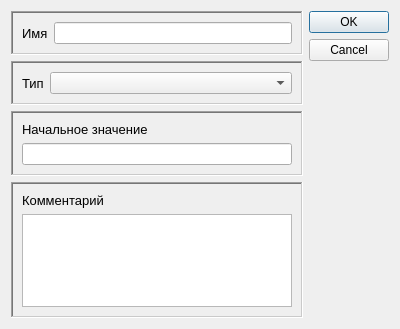
Qt form RC/src/editor/dialogs/qvariableeditor.ui (graf-abolmasov/PGraph) before a commit.
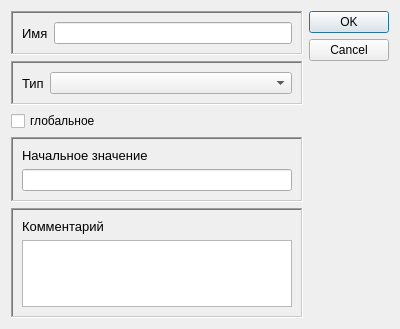
The same form after that commit. Icons and pictures are not drawn.

```diff
--- a/RC/src/editor/dialogs/qvariableeditor.ui
+++ b/RC/src/editor/dialogs/qvariableeditor.ui
@@ -117,6 +117,13 @@
        </layout>
       </widget>
      </item>
+     <item>
+      <widget class="QCheckBox" name="isGlobalChkBOx">
+       <property name="text">
+        <string>глобальное</string>
+       </property>
+      </widget>
+     </item>
      <item>
       <widget class="QFrame" name="frame_3">
        <property name="frameShape">
```
